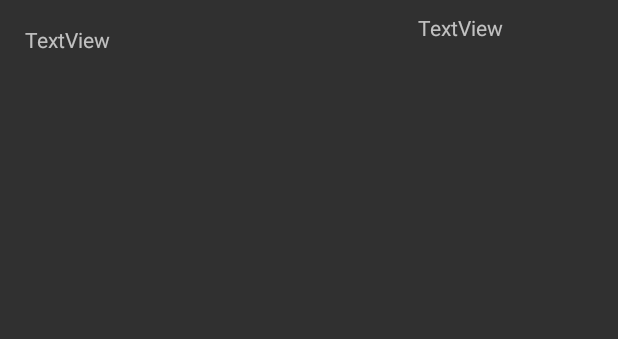
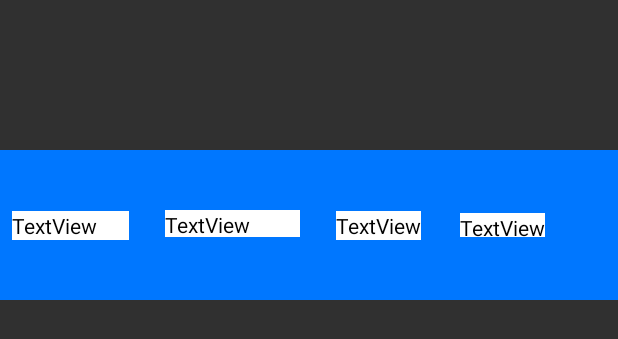
Before and after one commit to Agsteam/TrainCensus, an Android app: the layout activity_reportclass.xml on its own in the app's theme, with its tools: preview values and no code run, on a phone screen of 412 x 824 dp. Shown: the top 339 px of the screen. Run offline under Robolectric (Android 15) with nearby library versions, the phone set to English and light mode, and no system bars; Roboto replaces fonts that are not available here.

Commit message:
Report finishied

```diff
--- a/app/src/main/res/layout/activity_reportclass.xml
+++ b/app/src/main/res/layout/activity_reportclass.xml
@@ -3,32 +3,69 @@
     xmlns:app="http://schemas.android.com/apk/res-auto"
     xmlns:tools="http://schemas.android.com/tools"
     android:layout_width="match_parent"
-    android:layout_height="match_parent"
+    android:background="#07f"
+    android:layout_height="100dp"
+    android:layout_marginTop="100dp"
     tools:context=".Reportclass">
 
     <TextView
         android:id="@+id/textView8"
         android:layout_width="78dp"
         android:layout_height="19dp"
+        android:layout_marginStart="8dp"
         android:layout_marginTop="8dp"
-        android:layout_marginEnd="184dp"
         android:layout_marginBottom="8dp"
+        android:background="#fff"
         android:text="TextView"
+        android:textColor="#000"
         app:layout_constraintBottom_toBottomOf="parent"
-        app:layout_constraintEnd_toStartOf="@+id/textView9"
-        app:layout_constraintTop_toTopOf="parent"
-        app:layout_constraintVertical_bias="0.011" />
+        app:layout_constraintStart_toStartOf="parent"
+        app:layout_constraintTop_toTopOf="parent" />
 
     <TextView
         android:id="@+id/textView9"
-        android:layout_width="93dp"
+        android:layout_width="90dp"
         android:layout_height="18dp"
+        android:layout_marginStart="24dp"
         android:layout_marginTop="8dp"
-        android:layout_marginEnd="40dp"
         android:layout_marginBottom="8dp"
+        android:background="#fff"
         android:text="TextView"
+        android:textColor="#000"
+        app:layout_constraintBottom_toBottomOf="parent"
+        app:layout_constraintStart_toEndOf="@+id/textView8"
+        app:layout_constraintTop_toTopOf="parent"
+        app:layout_constraintVertical_bias="0.484" />
+
+    <TextView
+        android:id="@+id/textView11"
+        android:layout_width="wrap_content"
+        android:layout_height="wrap_content"
+        android:layout_marginStart="24dp"
+        android:layout_marginTop="8dp"
+        android:layout_marginBottom="8dp"
+        android:background="#fff"
+        android:text="TextView"
+        android:textColor="#000"
+        app:layout_constraintBottom_toBottomOf="parent"
+        app:layout_constraintStart_toEndOf="@+id/textView9"
+        app:layout_constraintTop_toTopOf="parent"
+        app:layout_constraintVertical_bias="0.507" />
+
+    <TextView
+        android:id="@+id/textView12"
+        android:layout_width="wrap_content"
+        android:layout_height="16dp"
+        android:layout_marginStart="8dp"
+        android:layout_marginTop="8dp"
+        android:layout_marginEnd="16dp"
+        android:layout_marginBottom="8dp"
+        android:background="#fff"
+        android:text="TextView"
+        android:textColor="#000"
         app:layout_constraintBottom_toBottomOf="parent"
         app:layout_constraintEnd_toEndOf="parent"
-        app:layout_constraintTop_toTopOf="parent"
-        app:layout_constraintVertical_bias="0.001" />
+        app:layout_constraintHorizontal_bias="0.351"
+        app:layout_constraintStart_toEndOf="@+id/textView11"
+        app:layout_constraintTop_toTopOf="parent" />
 </android.support.constraint.ConstraintLayout>
--- a/app/src/main/res/layout/activity_reportcreate.xml
+++ b/app/src/main/res/layout/activity_reportcreate.xml
@@ -8,10 +8,12 @@
 
     <android.support.v7.widget.RecyclerView
         android:id="@+id/re"
-        android:layout_width="395dp"
-        android:layout_height="715dp"
+        android:layout_width="414dp"
+        android:layout_height="738dp"
         android:layout_marginStart="8dp"
         android:layout_marginTop="8dp"
+        android:layout_marginBottom="8dp"
+        app:layout_constraintBottom_toBottomOf="parent"
         app:layout_constraintStart_toStartOf="parent"
         app:layout_constraintTop_toTopOf="parent" />
 </android.support.constraint.ConstraintLayout>
```
Also changed, not shown: app/src/main/java/com/example/traincensus/Report.java (+120 -62 lines), app/src/main/java/com/example/traincensus/Reportclass.java (+29 -39 lines), app/src/main/java/com/example/traincensus/Reportcreate.java (+21 -21 lines), app/src/main/res/layout/activity_report.xml (+16 -24 lines).
